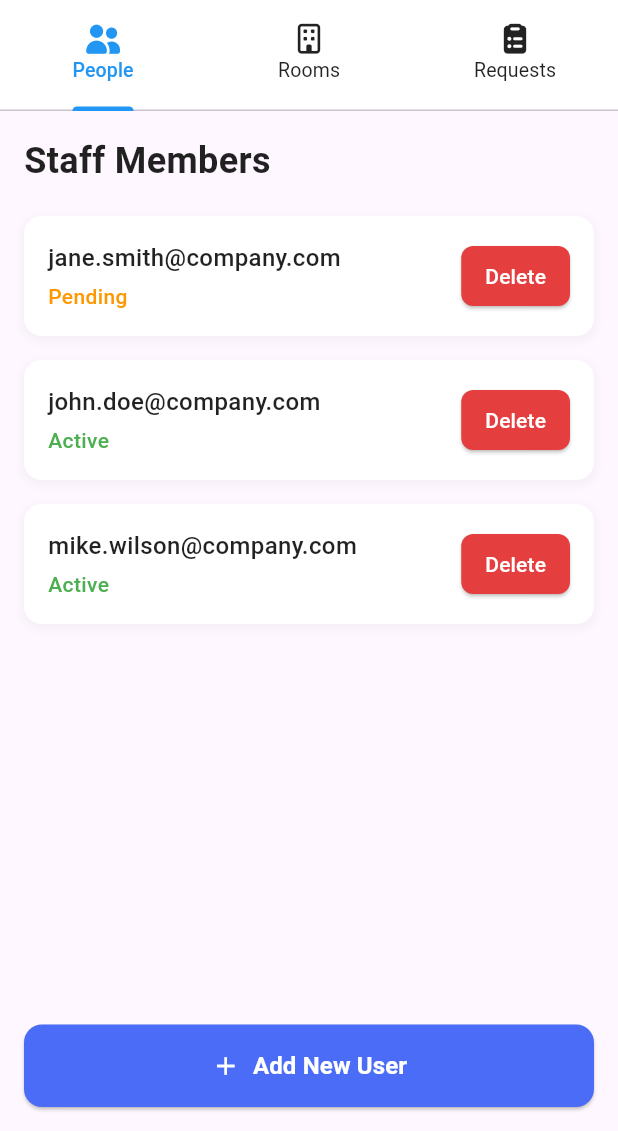
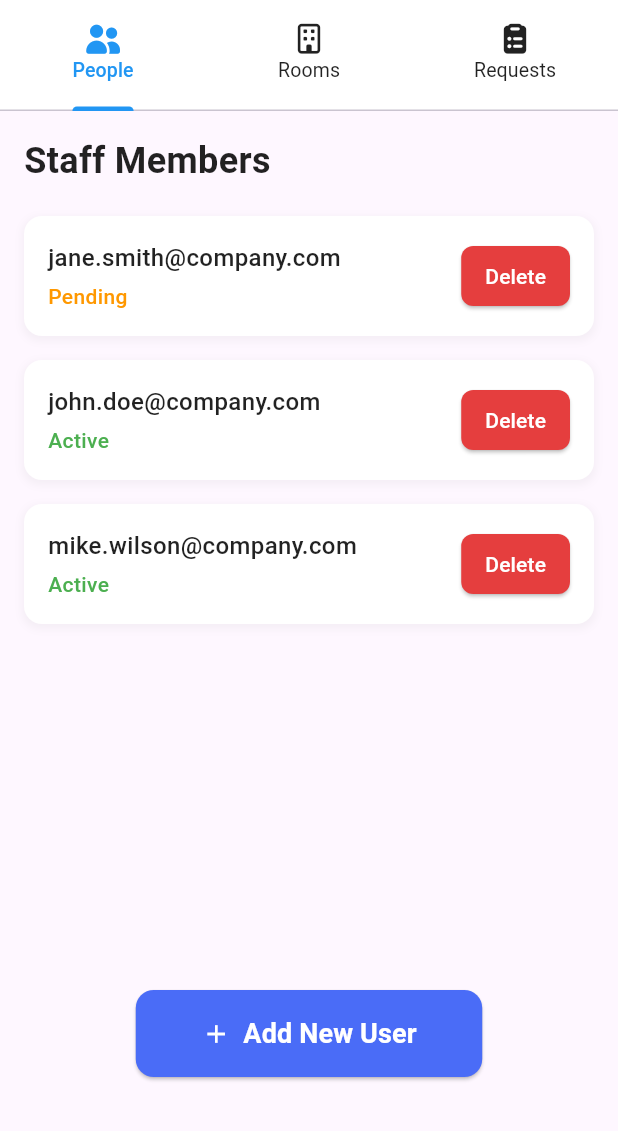
Before and after one commit to Bavlyy-Ramy/BookedIn_flutter, a Flutter app: the AdminPortal screen opened by its route, on a phone screen of 412 x 824 dp, the part 105-1236 px from its top. Run offline on Flutter 3.47's test engine with Material 3 defaults, Android fonts, the phone set to English and light mode, and no system bars; our stand-ins replace font_awesome_flutter, google_fonts, table_calendar.

Commit message:
Edits on Admin portal tabs

```diff
--- a/lib/features/admin/presentation/pages/tabs/people_tab.dart
+++ b/lib/features/admin/presentation/pages/tabs/people_tab.dart
@@ -4,7 +4,7 @@ import 'package:flutter/material.dart';
 class PeopleTab extends StatefulWidget {
   //  final VoidCallback onSuccessMessage;
 
-  const PeopleTab({Key? key,}) : super(key: key);
+  const PeopleTab({Key? key}) : super(key: key);
 
   @override
   _PeopleTabState createState() => _PeopleTabState();
@@ -98,14 +98,24 @@ class _PeopleTabState extends State<PeopleTab> {
                   child: Text('Cancel'),
                 ),
                 ElevatedButton(
-                  onPressed: isValidEmail ? () {
+                  onPressed: isValidEmail
+                      ? () {
                           _addNewUser(_emailController.text);
                           Navigator.of(context).pop();
-                  } : null,
+                        }
+                      : null,
                   style: ElevatedButton.styleFrom(
-                    backgroundColor: isValidEmail ? Color(0xFF4A6CF7) : Colors.grey,
+                    backgroundColor: isValidEmail
+                        ? Color(0xFF4A6CF7)
+                        : Colors.grey,
                   ),
-                  child: Text('Save'),
+                  child: Text(
+                    'Save',
+                    style: TextStyle(
+                      fontWeight: FontWeight.bold,
+                      color: Colors.white,
+                    ),
+                  ),
                 ),
               ],
             );
@@ -181,7 +191,9 @@ class _PeopleTabState extends State<PeopleTab> {
                   member.status == StaffStatus.active ? 'Active' : 'Pending',
                   style: TextStyle(
                     fontSize: 14,
-                    color: member.status == StaffStatus.active ? Colors.green : Colors.orange,
+                    color: member.status == StaffStatus.active
+                        ? Colors.green
+                        : Colors.orange,
                     fontWeight: FontWeight.w500,
                   ),
                 ),
@@ -233,35 +245,33 @@ class _PeopleTabState extends State<PeopleTab> {
           ),
 
           // Add New User Button
-          Container(
-            width: double.infinity,
-            child: ElevatedButton(
+          _buildAddNewUserBtn(context),
+          SizedBox(height: 20),
+        ],
+      ),
+    );
+  }
+
+  Widget _buildAddNewUserBtn(BuildContext context) {
+    return Center(
+      child: SizedBox(
+        width: MediaQuery.of(context).size.width / 2 + 25,
+        child: ElevatedButton.icon(
           onPressed: _showAddUserDialog,
           style: ElevatedButton.styleFrom(
-                backgroundColor: Color(0xFF4A6CF7),
+            backgroundColor: const Color(0xFF4A6CF7),
             foregroundColor: Colors.white,
             shape: RoundedRectangleBorder(
               borderRadius: BorderRadius.circular(12),
             ),
-                padding: EdgeInsets.symmetric(vertical: 16),
+            padding: const EdgeInsets.symmetric(vertical: 16),
           ),
-              child: Row(
-                mainAxisAlignment: MainAxisAlignment.center,
-                children: [
-                  Icon(Icons.add, size: 20),
-                  SizedBox(width: 8),
-                  Text(
+          icon: const Icon(Icons.add, size: 20),
+          label: const Text(
             'Add New User',
-                    style: TextStyle(
-                      fontSize: 16,
-                      fontWeight: FontWeight.w600,
+            style: TextStyle(fontSize: 18, fontWeight: FontWeight.w600),
           ),
         ),
-                ],
-              ),
-            ),
-          ),
-        ],
       ),
     );
   }
--- a/lib/features/admin/presentation/pages/tabs/rooms_tab.dart
+++ b/lib/features/admin/presentation/pages/tabs/rooms_tab.dart
@@ -257,6 +257,7 @@ class _RoomsTabState extends State<RoomsTab> {
           // Room Availability Card
           Expanded(
             child: Container(
+              clipBehavior: Clip.none,
               padding: EdgeInsets.all(24),
               decoration: BoxDecoration(
                 color: Colors.white,
@@ -290,7 +291,7 @@ class _RoomsTabState extends State<RoomsTab> {
                         top: 8,
                         left: 4,
                         right: 2,
-                        bottom: 0,
+                        bottom: 16,
                       ),
                       children: _roomBookings.keys.map((time) {
                         return _buildTimeSlot(time);
--- a/lib/main.dart
+++ b/lib/main.dart
@@ -17,7 +17,7 @@ class MyApp extends StatelessWidget {
   Widget build(BuildContext context) {
     return MaterialApp(
       debugShowCheckedModeBanner: false,
-      home: BookRoom(),
+      home: LoginPage(),
       navigatorKey: navigatorKey,
       routes: {
         LoginPage.route: (context) => LoginPage(),
```
Also changed, not shown: lib/features/admin/presentation/pages/tabs/requests_tab.dart (+32 -5 lines), lib/features/staff user/presentation/pages/book_room.dart (+64 -30 lines). Lines whose indentation alone changed are shown as unchanged.
